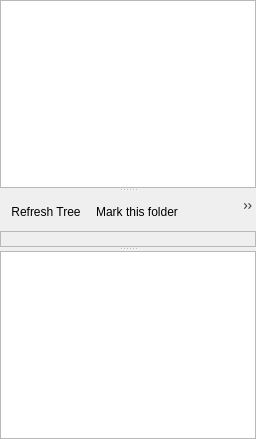
Above: extensions/src_filebrowser/filebrowser.ui from DrMoriarty/cuberok before the change. Below: the same form after it.
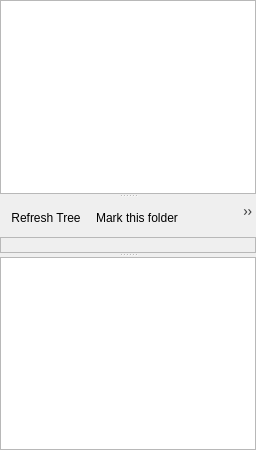
That is the form after the change. Icons and pictures are not drawn. Custom widgets are drawn as their Qt base class.

```diff
--- a/extensions/src_filebrowser/filebrowser.ui
+++ b/extensions/src_filebrowser/filebrowser.ui
@@ -2,6 +2,14 @@
 <ui version="4.0">
   <class>FileBrowserWidget</class>
   <widget class="QWidget" name="FileBrowserWidget">
+  <property name="geometry">
+   <rect>
+    <x>0</x>
+    <y>0</y>
+    <width>256</width>
+    <height>450</height>
+   </rect>
+  </property>
 	<layout class="QVBoxLayout" name="verticalLayout_2">
 	  <property name="spacing">
 		<number>4</number>
```
Left out of the diff: 59 changed lines with no effect on the pictures. Lines whose indentation alone changed are shown as unchanged.
